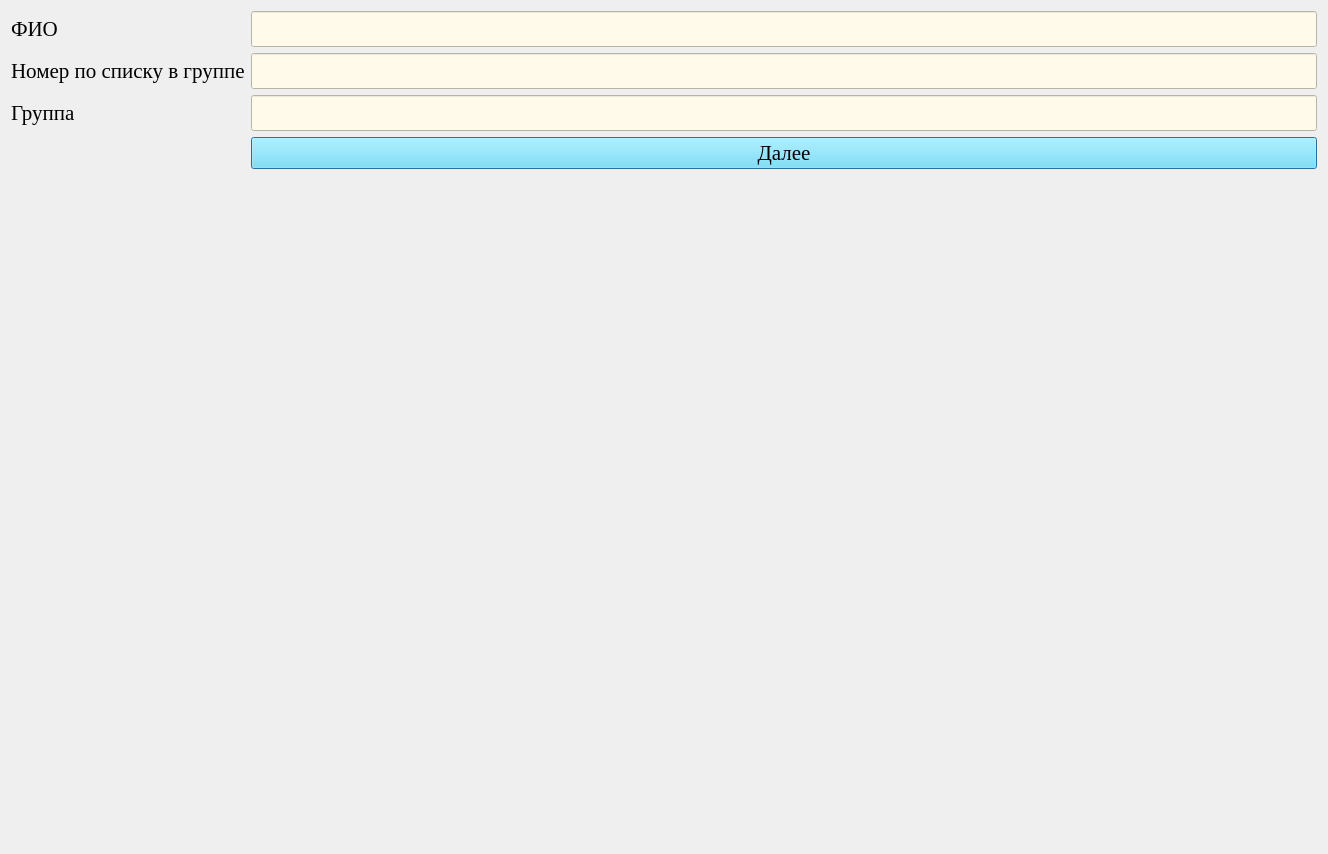
Above: qt_designer_ui/login.ui from IvaMarin/Project-Network-Diagram-App before the change. Below: the same form after it.
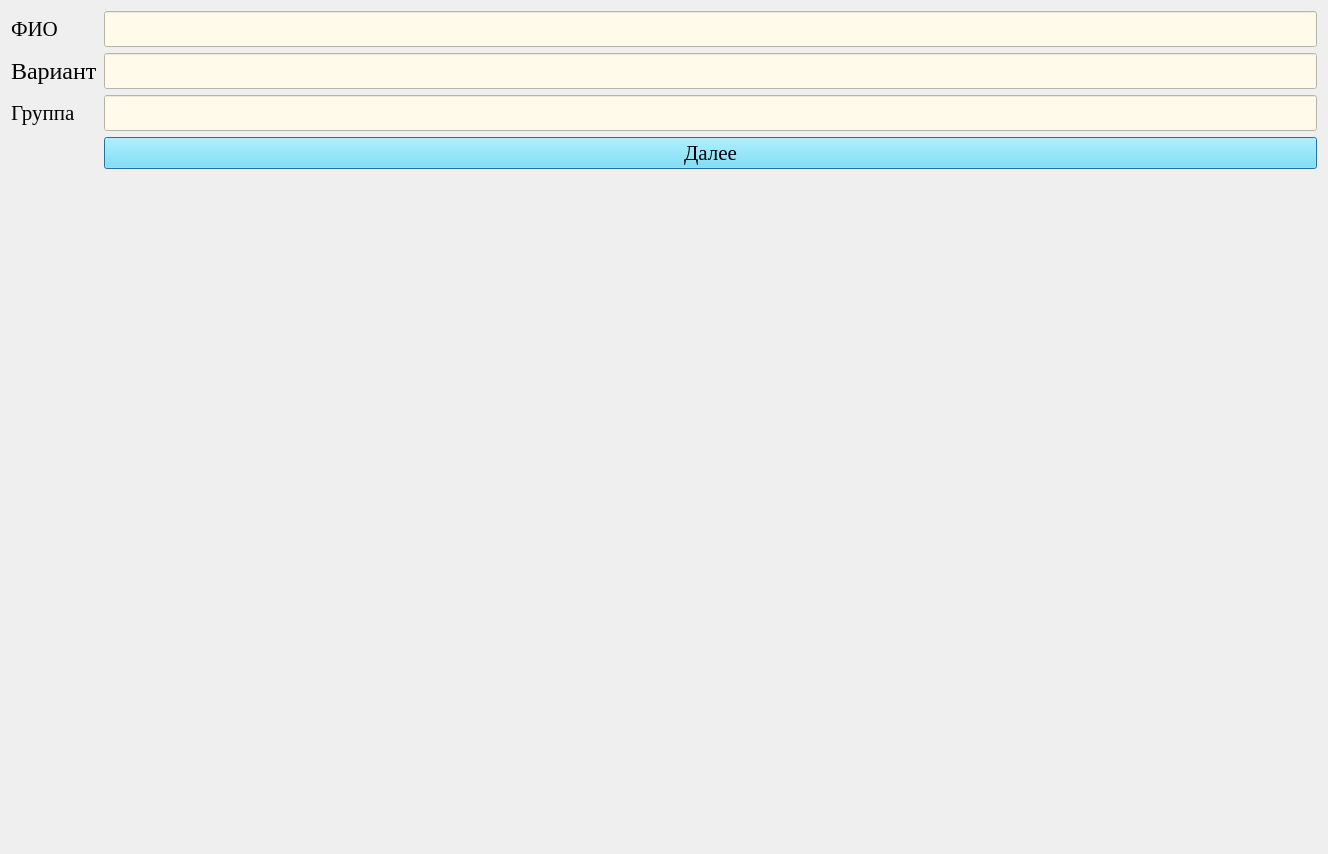
That is the form after the change.

```diff
--- a/qt_designer_ui/login.ui
+++ b/qt_designer_ui/login.ui
@@ -54,7 +54,7 @@
       </font>
      </property>
      <property name="text">
-      <string>&lt;html&gt;&lt;head/&gt;&lt;body&gt;&lt;p&gt;&lt;span style=&quot; font-size:16pt;&quot;&gt;Номер по списку в группе&lt;/span&gt;&lt;/p&gt;&lt;/body&gt;&lt;/html&gt;</string>
+      <string>&lt;html&gt;&lt;head/&gt;&lt;body&gt;&lt;p&gt;Вариант&lt;/p&gt;&lt;/body&gt;&lt;/html&gt;</string>
      </property>
     </widget>
    </item>
```
